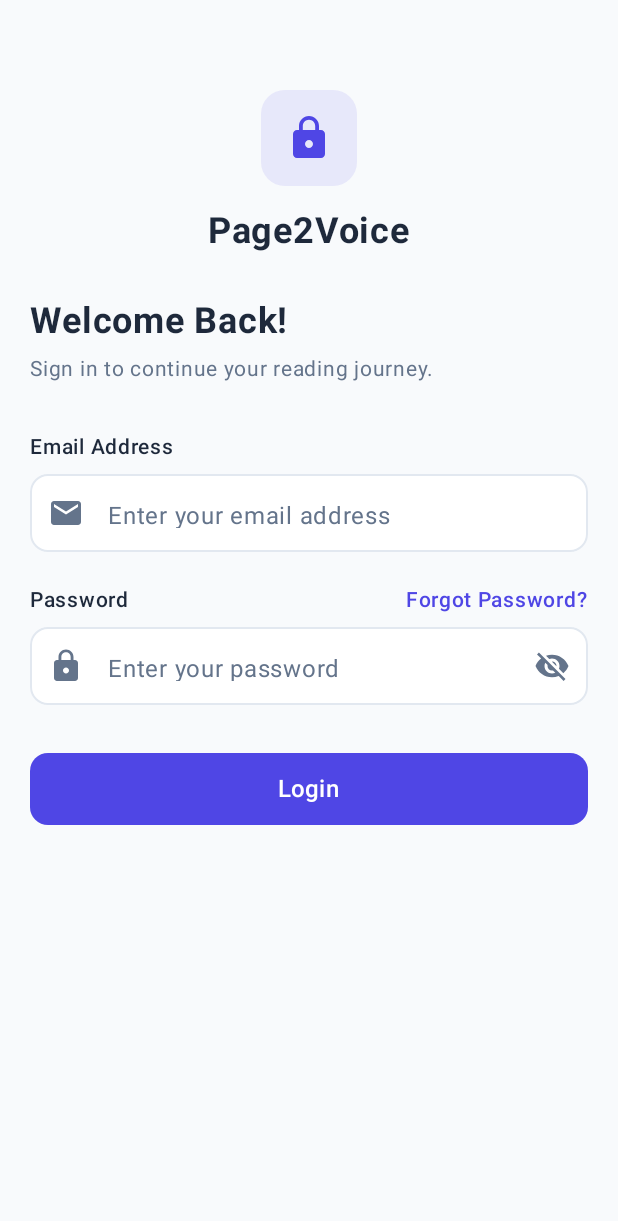
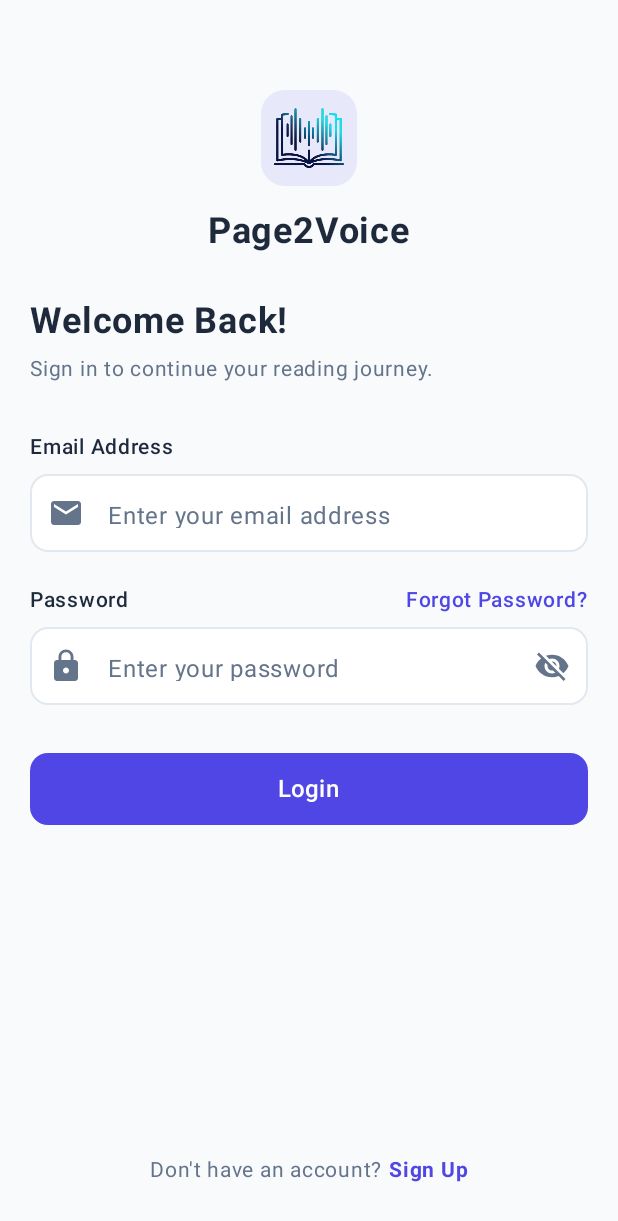
Before and after one commit to ankitgoyala07/Page2voice, an Android app built with Jetpack Compose: the screen it shows after launch (LoginActivity), on a phone screen of 412 x 824 dp. Shown: the top 1221 px of the screen. Run offline under Robolectric (Android 15) with nearby library versions, the phone set to English and light mode, and no system bars.

Commit message:
Sign up page is created successfully

```diff
--- a/app/src/main/java/com/example/page2voice/view/LoginActivity.kt
+++ b/app/src/main/java/com/example/page2voice/view/LoginActivity.kt
@@ -21,6 +21,7 @@ import androidx.compose.ui.Alignment
 import androidx.compose.ui.Modifier
 import androidx.compose.ui.draw.clip
 import androidx.compose.ui.graphics.Color
+import androidx.compose.ui.res.painterResource
 import androidx.compose.ui.text.font.FontWeight
 import androidx.compose.ui.text.input.KeyboardType
 import androidx.compose.ui.text.input.PasswordVisualTransformation
@@ -28,6 +29,7 @@ import androidx.compose.ui.text.input.VisualTransformation
 import androidx.compose.ui.tooling.preview.Preview
 import androidx.compose.ui.unit.dp
 import androidx.compose.ui.unit.sp
+import com.example.page2voice.R
 import com.example.page2voice.ui.theme.*
 
 class LoginActivity : ComponentActivity() {
@@ -46,7 +48,8 @@ class LoginActivity : ComponentActivity() {
                         // Handle forgot password
                     },
                     onSignUpClick = {
-                        // Handle sign up
+                        val intent = Intent(this, SignUpActivity::class.java)
+                        startActivity(intent)
                     }
                 )
             }
@@ -84,10 +87,9 @@ fun LoginScreen(
                 contentAlignment = Alignment.Center
             ) {
                 Icon(
-                    imageVector = Icons.Default.Lock,
+                    painter = painterResource(R.drawable.p2v_logo),
                     contentDescription = "Logo",
-                    tint = Primary,
-                    modifier = Modifier.size(32.dp)
+                    tint = Color.Unspecified
                 )
             }
 
@@ -237,6 +239,28 @@ fun LoginScreen(
             }
 
             Spacer(modifier = Modifier.weight(1f))
+
+            // Footer: Don't have an account? Sign Up
+            Row(
+                modifier = Modifier
+                    .fillMaxWidth()
+                    .padding(bottom = 32.dp),
+                horizontalArrangement = Arrangement.Center,
+                verticalAlignment = Alignment.CenterVertically
+            ) {
+                Text(
+                    text = "Don't have an account? ",
+                    fontSize = 14.sp,
+                    color = SecondaryText
+                )
+                Text(
+                    text = "Sign Up",
+                    fontSize = 14.sp,
+                    fontWeight = FontWeight.Bold,
+                    color = Primary,
+                    modifier = Modifier.clickable { onSignUpClick() }
+                )
+            }
         }
     }
 }
--- /dev/null
+++ b/app/src/main/java/com/example/page2voice/view/ui/theme/Type.kt
@@ -0,0 +1,34 @@
+package com.example.page2voice.view.ui.theme
+
+import androidx.compose.material3.Typography
+import androidx.compose.ui.text.TextStyle
+import androidx.compose.ui.text.font.FontFamily
+import androidx.compose.ui.text.font.FontWeight
+import androidx.compose.ui.unit.sp
+
+// Set of Material typography styles to start with
+val Typography = Typography(
+    bodyLarge = TextStyle(
+        fontFamily = FontFamily.Default,
+        fontWeight = FontWeight.Normal,
+        fontSize = 16.sp,
+        lineHeight = 24.sp,
+        letterSpacing = 0.5.sp
+    )
+    /* Other default text styles to override
+    titleLarge = TextStyle(
+        fontFamily = FontFamily.Default,
+        fontWeight = FontWeight.Normal,
+        fontSize = 22.sp,
+        lineHeight = 28.sp,
+        letterSpacing = 0.sp
+    ),
+    labelSmall = TextStyle(
+        fontFamily = FontFamily.Default,
+        fontWeight = FontWeight.Medium,
+        fontSize = 11.sp,
+        lineHeight = 16.sp,
+        letterSpacing = 0.5.sp
+    )
+    */
+)
--- a/app/src/main/res/values/strings.xml
+++ b/app/src/main/res/values/strings.xml
@@ -2,4 +2,5 @@
     <string name="app_name">Page2Voice</string>
     <string name="title_activity_login">LoginActivity</string>
     <string name="title_activity_home_page">HomePageActivity</string>
+    <string name="title_activity_sign_up">SignUpActivity</string>
 </resources>
```
Also changed, not shown: app/src/main/AndroidManifest.xml (+7 -0 lines), app/src/main/java/com/example/page2voice/view/ui/theme/Color.kt (added, +11 -0 lines), app/src/main/java/com/example/page2voice/view/ui/theme/Theme.kt (added, +58 -0 lines).
